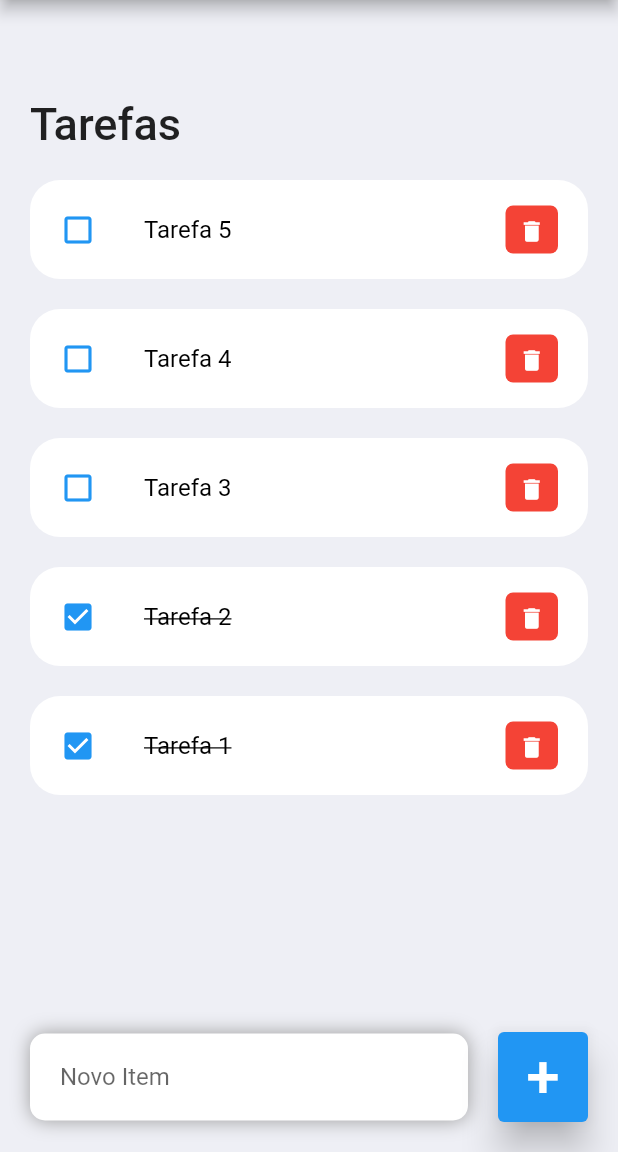
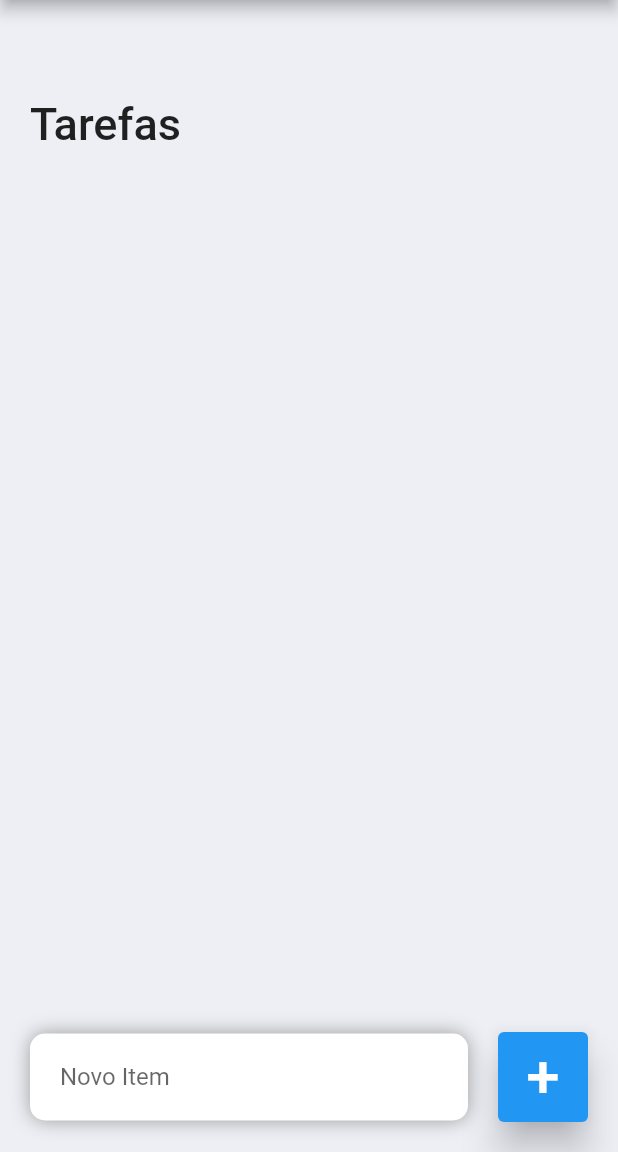
Before and after one commit to cesarfsgodoy/todoList, a Flutter app: the screen it shows once a user with an empty profile is signed in, on a phone screen of 412 x 824 dp, the part 84-1236 px from its top. Run offline on Flutter 3.47's test engine with Material 2 defaults, Android fonts, the phone set to English and light mode, and no system bars; our stand-ins replace cloud_firestore, firebase_auth, firebase_core, firebase_storage, image_picker; accounts and stored records are empty.

```diff
--- a/lib/main.dart
+++ b/lib/main.dart
@@ -19,7 +19,7 @@ class MyApp extends StatelessWidget {
         ),
       ],
       child: MaterialApp(
-        title: 'Flutter Demo',
+        title: 'Todo List',
         theme: ThemeData(
           primarySwatch: Colors.blue,
         ),
--- a/lib/model/todo.dart
+++ b/lib/model/todo.dart
@@ -11,11 +11,7 @@ class ToDo {
 
   static List<ToDo> todoList() {
     return [
-      ToDo(id: '01', todoText: 'Tarefa 1', isDone: true ),
-      ToDo(id: '02', todoText: 'Tarefa 2', isDone: true ),
-      ToDo(id: '03', todoText: 'Tarefa 3', ),
-      ToDo(id: '04', todoText: 'Tarefa 4', ),
-      ToDo(id: '05', todoText: 'Tarefa 5', ),
+
     ];
   }
 }
```
